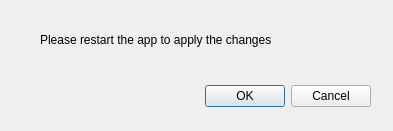
This is restartapp.ui in Azuyah/Map-Tool as Qt 5 draws it before an edit. The edited form follows.
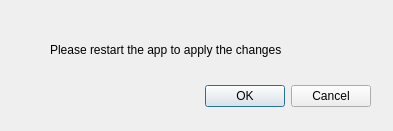
This is the edited form.

Commit message: UI edited. updated translations. Added restart/confirmation window for language switching.

Patch:
```diff
--- a/restartapp.ui
+++ b/restartapp.ui
@@ -32,8 +32,8 @@
   <widget class="QLabel" name="label">
    <property name="geometry">
     <rect>
-     <x>40</x>
-     <y>30</y>
+     <x>50</x>
+     <y>40</y>
      <width>341</width>
      <height>20</height>
     </rect>
```
The commit also changes 6 other files.
